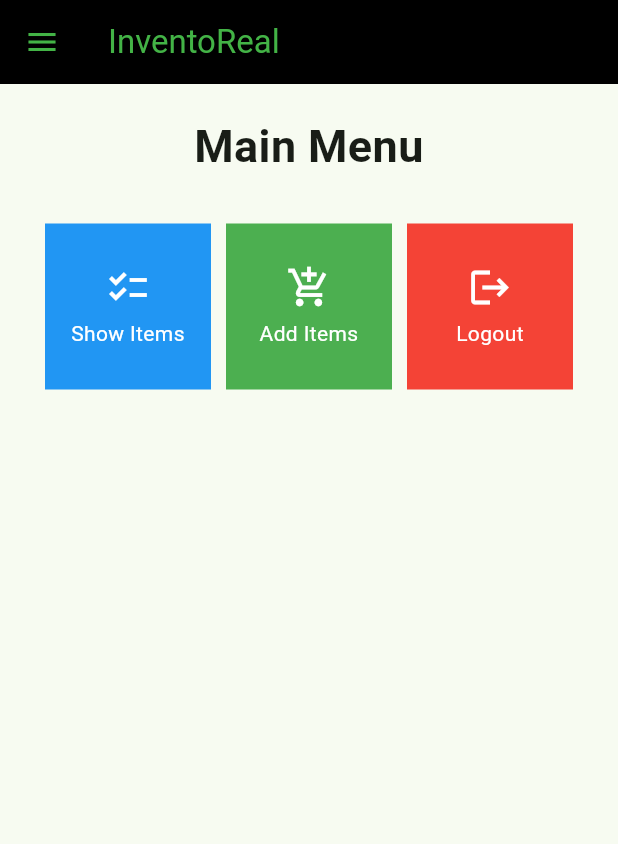
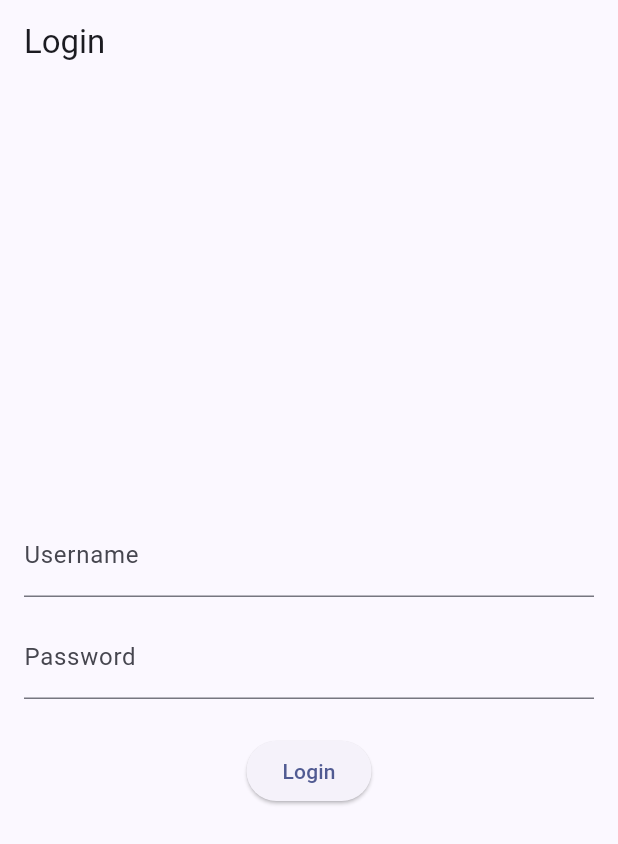
Before and after one commit to Fadeeaal/inventoreal-mobile, a Flutter app: the screen it shows after launch, on a phone screen of 412 x 824 dp. Shown: the top 844 px of the screen. Run offline on Flutter 3.47's test engine with Material 2 defaults, Android fonts, the phone set to English and light mode, and no system bars; missing offline and left inert: pbp_django_auth.

Commit message:
Tugas 9 : code update

```diff
--- a/lib/main.dart
+++ b/lib/main.dart
@@ -1,38 +1,29 @@
 import 'package:flutter/material.dart';
-import 'package:inventoreal_mobile/screens/menu.dart';
+import 'package:inventoreal_mobile/screens/login.dart';
+import 'package:pbp_django_auth/pbp_django_auth.dart';
+import 'package:provider/provider.dart';
 
 void main() {
   runApp(const MyApp());
 }
 
 class MyApp extends StatelessWidget {
-  const MyApp({super.key});
+    const MyApp({Key? key}) : super(key: key);
 
-  // This widget is the root of your application.
     @override
     Widget build(BuildContext context) {
-    return MaterialApp(
+        return Provider(
+            create: (_) {
+                CookieRequest request = CookieRequest();
+                return request;
+            },
+            child: MaterialApp(
                 title: 'InventoReal',
                 theme: ThemeData(
-        // This is the theme of your application.
-        //
-        // TRY THIS: Try running your application with "flutter run". You'll see
-        // the application has a blue toolbar. Then, without quitting the app,
-        // try changing the seedColor in the colorScheme below to Colors.green
-        // and then invoke "hot reload" (save your changes or press the "hot
-        // reload" button in a Flutter-supported IDE, or press "r" if you used
-        // the command line to start the app).
-        //
-        // Notice that the counter didn't reset back to zero; the application
-        // state is not lost during the reload. To reset the state, use hot
-        // restart instead.
-        //
-        // This works for code too, not just values: Most code changes can be
-        // tested with just a hot reload.
-        colorScheme: ColorScheme.fromSeed(seedColor: const Color.fromARGB(255, 67, 179, 70)),
+                    colorScheme: ColorScheme.fromSeed(seedColor: Colors.indigo),
                     useMaterial3: true,
                 ),
-      home: MyHomePage(),
+                home: const LoginPage()),
             );
     }
 }
--- /dev/null
+++ b/lib/screens/login.dart
@@ -0,0 +1,115 @@
+import 'package:inventoreal_mobile/screens/menu.dart';
+import 'package:flutter/material.dart';
+import 'package:pbp_django_auth/pbp_django_auth.dart';
+import 'package:provider/provider.dart';
+
+void main() {
+    runApp(const LoginApp());
+}
+
+class LoginApp extends StatelessWidget {
+const LoginApp({super.key});
+
+@override
+Widget build(BuildContext context) {
+    return MaterialApp(
+        title: 'Login',
+        theme: ThemeData(
+            primarySwatch: Colors.green,
+    ),
+    home: const LoginPage(),
+    );
+    }
+}
+
+class LoginPage extends StatefulWidget {
+    const LoginPage({super.key});
+
+    @override
+    State<LoginPage> createState() => _LoginPageState();
+}
+
+class _LoginPageState extends State<LoginPage> {
+    final TextEditingController _usernameController = TextEditingController();
+    final TextEditingController _passwordController = TextEditingController();
+
+    @override
+    Widget build(BuildContext context) {
+        final request = context.watch<CookieRequest>();
+        return Scaffold(
+            appBar: AppBar(
+                title: const Text('Login'),
+            ),
+            body: Container(
+                padding: const EdgeInsets.all(16.0),
+                child: Column(
+                    mainAxisAlignment: MainAxisAlignment.center,
+                    children: [
+                        TextField(
+                            controller: _usernameController,
+                            decoration: const InputDecoration(
+                                labelText: 'Username',
+                            ),
+                        ),
+                        const SizedBox(height: 12.0),
+                        TextField(
+                            controller: _passwordController,
+                            decoration: const InputDecoration(
+                                labelText: 'Password',
+                            ),
+                            obscureText: true,
+                        ),
+                        const SizedBox(height: 24.0),
+                        ElevatedButton(
+                            onPressed: () async {
+                                String username = _usernameController.text;
+                                String password = _passwordController.text;
+
+                                // Cek kredensial
+                                // Untuk menyambungkan Android emulator dengan Django pada localhost,
+                                // gunakan URL http://10.0.2.2/
+                                final response = await request.login("http://127.0.0.1:8000/auth/login/", {
+                                'username': username,
+                                'password': password,
+                                });
+
+                                if (request.loggedIn) {
+                                    String message = response['message'];
+                                    String uname = response['username'];
+                                    if (!context.mounted) return;
+                                    Navigator.pushReplacement(
+                                        context,
+                                        MaterialPageRoute(builder: (context) => MyHomePage()),
+                                    );
+                                    ScaffoldMessenger.of(context)
+                                        ..hideCurrentSnackBar()
+                                        ..showSnackBar(
+                                            SnackBar(content: Text("$message Selamat datang, $uname.")));
+                                    } else {
+                                    if (!context.mounted) return;
+                                    showDialog(
+                                        context: context,
+                                        builder: (context) => AlertDialog(
+                                            title: const Text('Login Gagal'),
+                                            content:
+                                                Text(response['message']),
+                                            actions: [
+                                                TextButton(
+                                                    child: const Text('OK'),
+                                                    onPressed: () {
+                                                        Navigator.pop(context);
+                                                    },
+                                                ),
+                                            ],
+                                        ),
+                                    );
+                                }
+                            },
+                            child: const Text('Login'),
+                        ),
+                    ],
+                ),
+            ),
+        );
+    }
+}
--- a/pubspec.yaml
+++ b/pubspec.yaml
@@ -35,6 +35,9 @@ dependencies:
   # The following adds the Cupertino Icons font to your application.
   # Use with the CupertinoIcons class for iOS style icons.
   cupertino_icons: ^1.0.2
+  provider: ^6.1.1
+  pbp_django_auth: ^0.4.0
+  http: ^1.1.0
 
 dev_dependencies:
   flutter_test:
```
Also changed, not shown: lib/models/product.dart (added, +89 -0 lines), lib/screens/inventoreal_form.dart (+36 -39 lines), lib/screens/list_item.dart (added, +91 -0 lines), lib/widgets/inventoreal_card.dart (+31 -2 lines), lib/widgets/left_drawer.dart (+12 -0 lines), pubspec.lock, 2 other files. Lines whose indentation alone changed are shown as unchanged.
